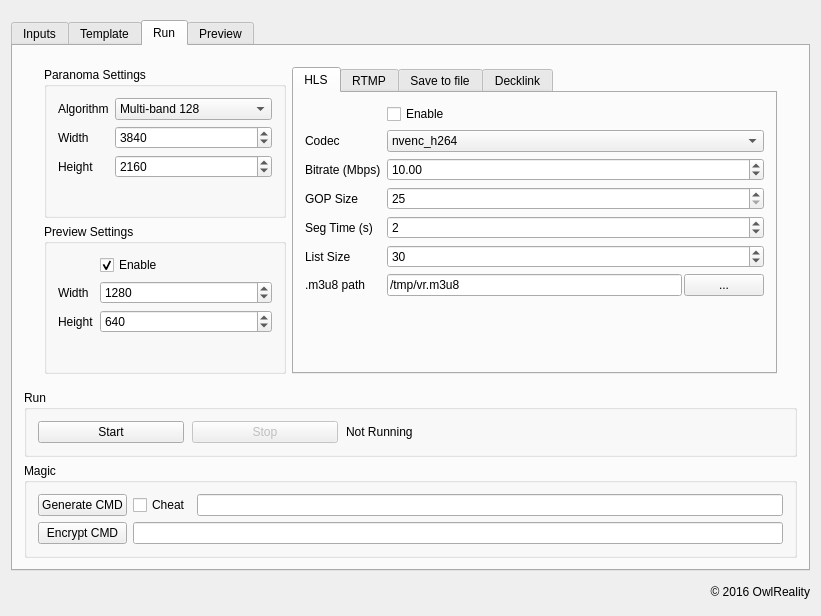
First picture: the form in apps/livestitching/mainwindow.ui, repository blahgeek/OpenCV-octVR, before the edit.
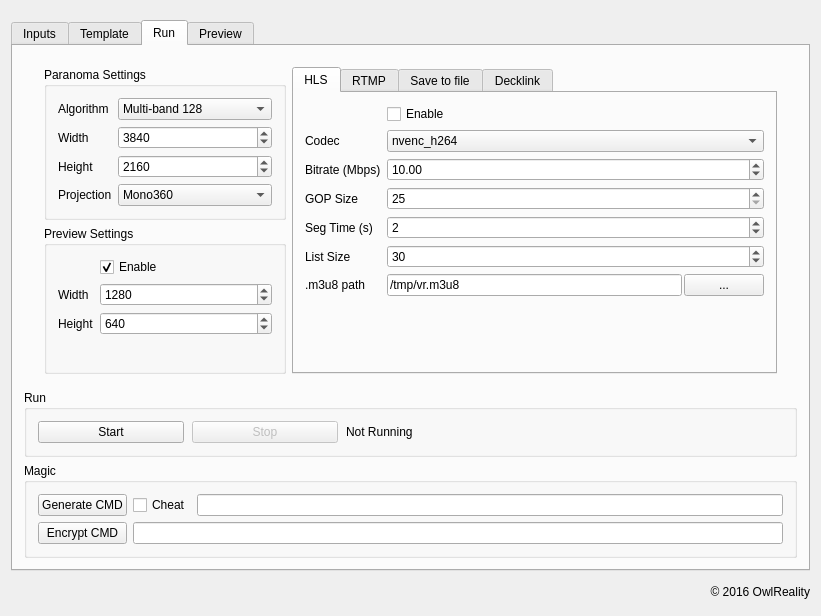
Second picture: the form after the edit. The open tabs and pages were chosen to show the change.

Commit message: livestitching supports multiple projection api

The edit to the form file:
```diff
--- a/apps/livestitching/mainwindow.ui
+++ b/apps/livestitching/mainwindow.ui
@@ -445,6 +445,32 @@
                  </property>
                 </widget>
                </item>
+               <item row="3" column="0">
+                <widget class="QLabel" name="label_19">
+                 <property name="text">
+                  <string>Projection</string>
+                 </property>
+                </widget>
+               </item>
+               <item row="3" column="1">
+                <widget class="QComboBox" name="paranoma_projection">
+                 <item>
+                  <property name="text">
+                   <string>Mono360</string>
+                  </property>
+                 </item>
+                 <item>
+                  <property name="text">
+                   <string>3DV (3d)</string>
+                  </property>
+                 </item>
+                 <item>
+                  <property name="text">
+                   <string>Cylinder Slice 9:4 (3d)</string>
+                  </property>
+                 </item>
+                </widget>
+               </item>
               </layout>
               <zorder>paranoma_width</zorder>
               <zorder>paranoma_algorithm</zorder>
```
Left out of the diff: 56 changed lines with no effect on the pictures. The commit also changes 7 other files.
